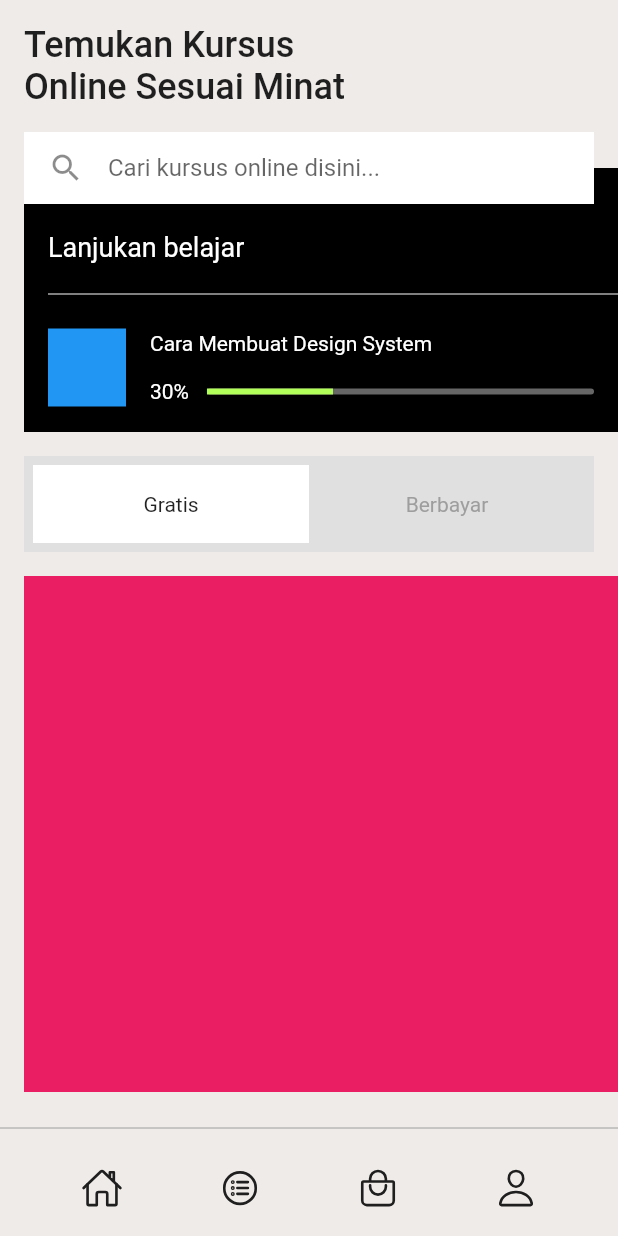
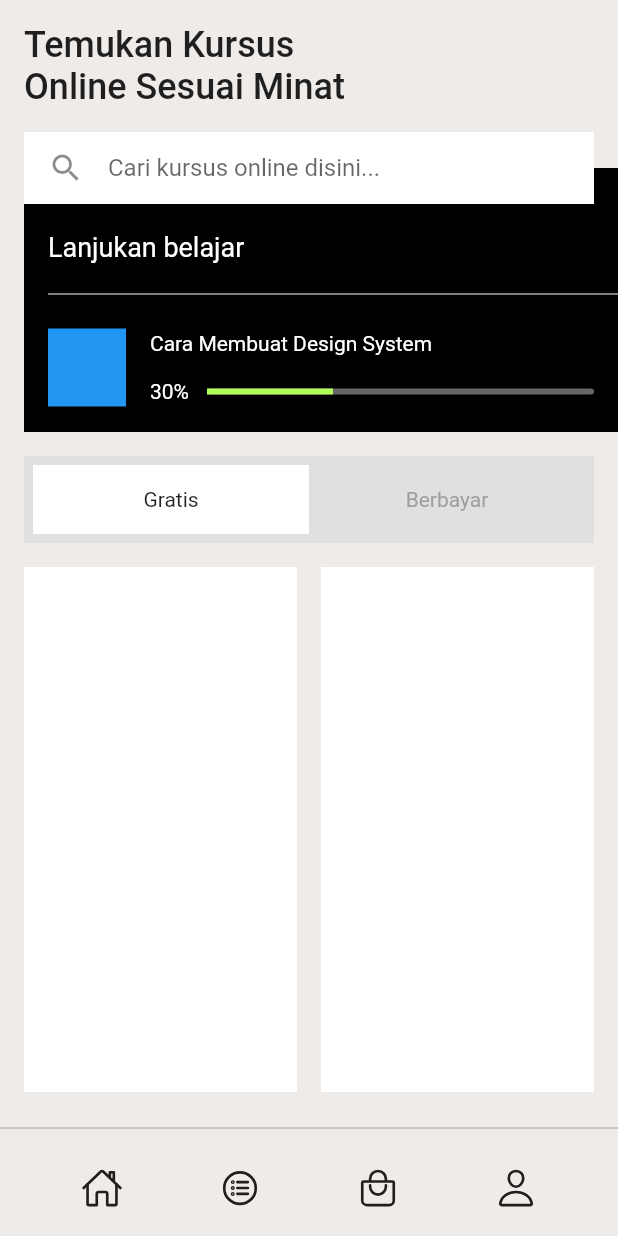
Before and after one commit to JAICHANGPARK/flutter_notebook_19th_story, a Flutter app: the screen it shows after launch, on a phone screen of 412 x 824 dp. Run offline on Flutter 3.47's test engine with Material 2 defaults, Android fonts, the phone set to English and light mode, and no system bars; our stand-ins replace bubble_tab_indicator, cached_network_image, countup, fl_chart, flutter_riverpod, freezed_annotation and 4 more.

Commit message:
Update e_course_home_page.dart

```diff
--- a/lib/ep1148_e_course_app/src/ui/e_course_home_page.dart
+++ b/lib/ep1148_e_course_app/src/ui/e_course_home_page.dart
@@ -166,7 +166,7 @@ class _ECourseHomePageState extends State<ECourseHomePage> {
                     Padding(
                       padding: const EdgeInsets.only(right: 16),
                       child: Container(
-                        height: 64,
+                        height: 58,
                         decoration: BoxDecoration(
                           color: Colors.grey[300],
                         ),
@@ -179,8 +179,7 @@ class _ECourseHomePageState extends State<ECourseHomePage> {
                                   color: Colors.white,
                                 ),
                                 child: Center(
-                                  child:
-                                  Text("Gratis"),
+                                  child: Text("Gratis"),
                                 ),
                               ),
                             ),
@@ -202,8 +201,31 @@ class _ECourseHomePageState extends State<ECourseHomePage> {
                       height: 16,
                     ),
                     Expanded(
-                      child: Container(
-                        color: Colors.pink,
+                      child: Padding(
+                        padding: const EdgeInsets.only(right: 16),
+                        child: Container(
+                          child: Row(
+                            children: [
+                              Expanded(
+                                child: Container(
+                                  decoration: BoxDecoration(
+                                    color: Colors.white,
+                                  ),
+                                ),
+                              ),
+                              SizedBox(
+                                width: 16,
+                              ),
+                              Expanded(
+                                child: Container(
+                                  decoration: BoxDecoration(
+                                    color: Colors.white,
+                                  ),
+                                ),
+                              ),
+                            ],
+                          ),
+                        ),
                       ),
                     )
                   ],
```
